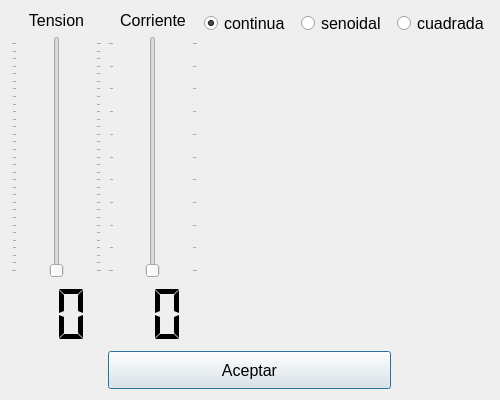
First picture: the form in Unidad_2/Plantillas/configGenerador/parametros.ui, repository nvargas24/Programacion2_Bioingenieria_Alumnos, before the edit.
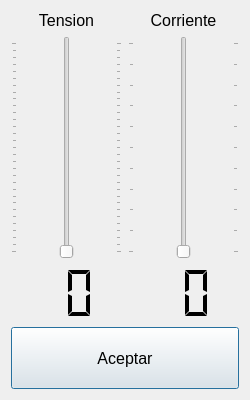
Second picture: the form after the edit. Icons and pictures are not drawn.

```diff
--- a/Unidad_2/Plantillas/configGenerador/parametros.ui
+++ b/Unidad_2/Plantillas/configGenerador/parametros.ui
@@ -6,7 +6,7 @@
    <rect>
     <x>0</x>
     <y>0</y>
-    <width>500</width>
+    <width>250</width>
     <height>400</height>
    </rect>
   </property>
@@ -18,13 +18,13 @@
   </property>
   <property name="minimumSize">
    <size>
-    <width>500</width>
+    <width>250</width>
     <height>400</height>
    </size>
   </property>
   <property name="maximumSize">
    <size>
-    <width>500</width>
+    <width>250</width>
     <height>400</height>
    </size>
   </property>
@@ -39,8 +39,8 @@
   <property name="windowIcon">
    <iconset theme="QIcon::ThemeIcon::DocumentProperties"/>
   </property>
-  <layout class="QGridLayout" name="gridLayout" rowstretch="1,8,1" columnstretch="1,1,1,1,1">
-   <item row="0" column="0" rowspan="2">
+  <layout class="QGridLayout" name="gridLayout" rowstretch="5,1">
+   <item row="0" column="0">
     <layout class="QVBoxLayout" name="verticalLayout" stretch="0,4,1">
      <item>
       <widget class="QLabel" name="label">
@@ -92,7 +92,7 @@
      </item>
     </layout>
    </item>
-   <item row="0" column="1" rowspan="2">
+   <item row="0" column="1">
     <layout class="QVBoxLayout" name="verticalLayout_2" stretch="0,4,1">
      <item>
       <widget class="QLabel" name="label_2">
@@ -141,34 +141,7 @@
      </item>
     </layout>
    </item>
-   <item row="0" column="2">
-    <widget class="QRadioButton" name="rbtnDC">
-     <property name="text">
-      <string>continua</string>
-     </property>
-     <property name="checked">
-      <bool>true</bool>
-     </property>
-    </widget>
-   </item>
-   <item row="0" column="3">
-    <widget class="QRadioButton" name="rbtnSenoidal">
-     <property name="text">
-      <string>senoidal</string>
-     </property>
-    </widget>
-   </item>
-   <item row="0" column="4">
-    <widget class="QRadioButton" name="rbtnCuadrada">
-     <property name="text">
-      <string>cuadrada</string>
-     </property>
-    </widget>
-   </item>
-   <item row="1" column="2" colspan="3">
-    <widget class="QWidget" name="plotForma" native="true"/>
-   </item>
-   <item row="2" column="1" colspan="3">
+   <item row="1" column="0" colspan="2">
     <widget class="QPushButton" name="btnAceptarConfig">
      <property name="sizePolicy">
       <sizepolicy hsizetype="Minimum" vsizetype="Expanding">
```
